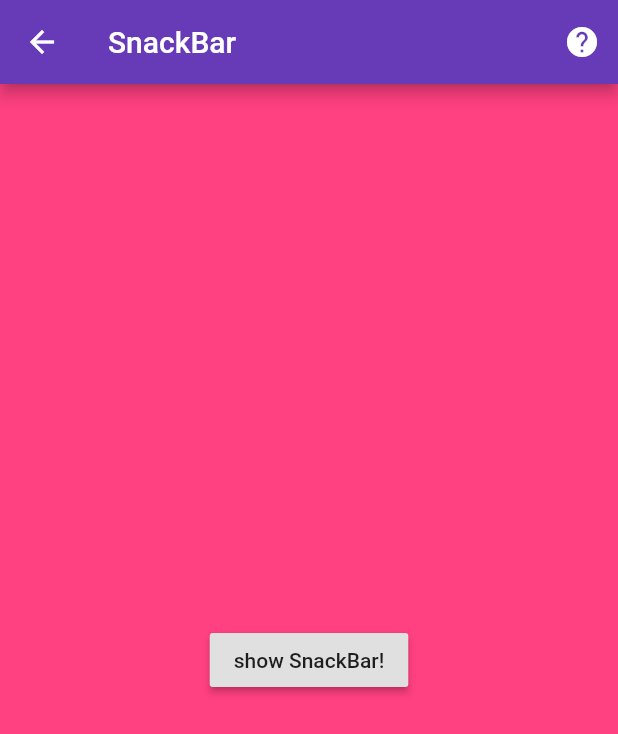
After one commit to sanjay-rb/100-Days-Of-Flutter-Widgets, a Flutter app: the Day68SnackBar screen opened directly, after a tap on the "help" icon, on a phone screen of 412 x 824 dp. The commit adds this screen. Shown: the top 734 px of the screen. Run offline on Flutter 3.47's test engine with Material 2 defaults, Android fonts, the phone set to English and light mode, and no system bars.

Commit message:
Day68 Completed with SnackBar

```diff
--- /dev/null
+++ b/hundred_days_of_flutter_widget/lib/day068_snack_bar.dart
@@ -0,0 +1,85 @@
+import 'package:flutter/material.dart';
+import 'package:url_launcher/url_launcher.dart';
+
+class Day68SnackBar extends StatefulWidget {
+  Day68SnackBar({Key key}) : super(key: key);
+
+  @override
+  _Day68SnackBarState createState() => _Day68SnackBarState();
+}
+
+class _Day68SnackBarState extends State<Day68SnackBar> {
+  final GlobalKey<ScaffoldState> _scaffoldKey = GlobalKey<ScaffoldState>();
+
+  Color _bgColor = Colors.pinkAccent;
+
+  @override
+  Widget build(BuildContext context) {
+    return Scaffold(
+      backgroundColor: _bgColor,
+      key: _scaffoldKey,
+      body: Center(
+        child: RaisedButton(
+          child: Text("show SnackBar!"),
+          /**
+           * ? What is SnackBar....
+           * ! SnackBar is the simple popup widget in flutter.....
+           * ! we can acll the snackbar from the scafold....
+           */
+          onPressed: () => _scaffoldKey.currentState.showSnackBar(
+            // * here we call the SnackBar....
+            SnackBar(
+              // ! here comes the SnackBar....
+              content: Image.asset(
+                  "images/coffee.jpg"), // ! We can fix any widget here aas the [content]....
+              /**
+               * ! [behavior] is depends on two type....
+               * [floating] normal toast in android....
+               * [fixed] is fixed to the bottom of the screen....
+               */
+              behavior: SnackBarBehavior.fixed,
+              duration: Duration(seconds: 2), // ! Default 4 seconds....
+              elevation: 10, // ! Default 10....
+              onVisible: () => print(
+                  "SnackBar Visible"), // ! this [onVisible] callback functon will call on every visible state of SnackBar....
+              backgroundColor: Colors
+                  .black38, // ! we can give any bg Color her for SnackBar....
+              action: SnackBarAction(
+                // ! [action] takes the [SnackBarAction] for button event....
+                label: "Ok", // ! Text on the default flatButton....
+                textColor: Colors.white, // ! Color of Text....
+                onPressed: () {
+                  // ! Event Call Back of the ActionButton....
+                  setState(() {
+                    _bgColor = _bgColor == Colors.pinkAccent
+                        ? Colors.deepOrange
+                        : Colors.pinkAccent;
+                  });
+                },
+              ),
+            ),
+          ),
+        ),
+      ),
+      appBar: AppBar(
+        title: Text("SnackBar"),
+        actions: <Widget>[
+          IconButton(
+            icon: Icon(Icons.help),
+            onPressed: () async {
+              const url =
+                  'https://github.com/sanjaysanju618/100-Days-Of-Flutter-Widgets/' +
+                      'blob/master/hundred_days_of_flutter_widget/' +
+                      'lib/day068_snack_bar.dart';
+              if (await canLaunch(url)) {
+                await launch(url);
+              } else {
+                throw 'Could not launch $url';
+              }
+            },
+          ),
+        ],
+      ),
+    );
+  }
+}
--- a/hundred_days_of_flutter_widget/lib/main.dart
+++ b/hundred_days_of_flutter_widget/lib/main.dart
@@ -65,6 +65,7 @@ import 'package:hundreddaysofflutterwidget/day064_tween_animation_builder.dart';
 import 'package:hundreddaysofflutterwidget/day065_image.dart';
 import 'package:hundreddaysofflutterwidget/day066_default_tab_controller_and_tab_bar.dart';
 import 'package:hundreddaysofflutterwidget/day067_drawer.dart';
+import 'package:hundreddaysofflutterwidget/day068_snack_bar.dart';
 import 'package:hundreddaysofflutterwidget/inherited_widget/day037_inherited_widget.dart';
 import 'package:url_launcher/url_launcher.dart';
 
@@ -165,7 +166,8 @@ class _MainPageState extends State<MainPage> {
     "TweenAnimationBuilder": Day64TweenAnimationBuilder(),
     "Image": Day65Image(),
     "DefaultTabController & TabBar": Day66DefaultTabControllerAndTabBar(),
-    "Drawer": Day67Drawer()
+    "Drawer": Day67Drawer(),
+    "SnackBar": Day68SnackBar()
   };
 
   List _listTitle = [
@@ -235,7 +237,8 @@ class _MainPageState extends State<MainPage> {
     "TweenAnimationBuilder",
     'Image',
     "DefaultTabController & TabBar",
-    "Drawer"
+    "Drawer",
+    "SnackBar"
   ];
 
   List fliter = List<String>();
```
Also changed, not shown: 1 other file.
